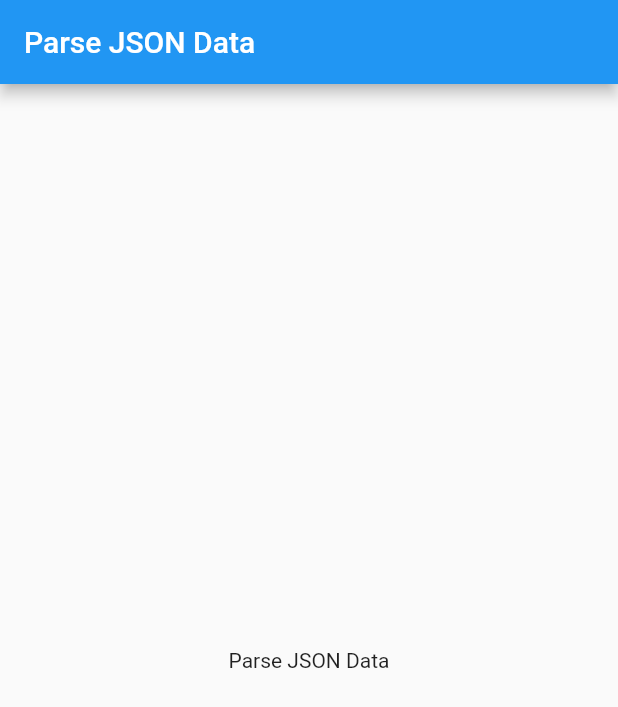
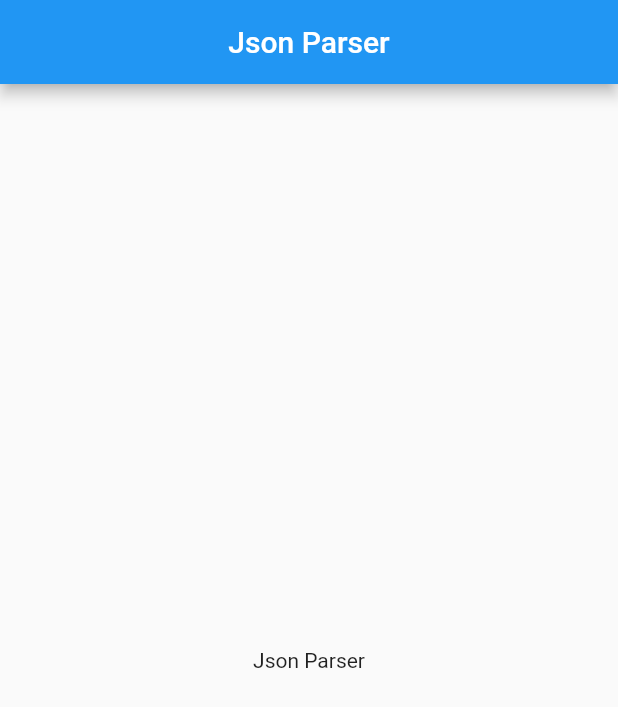
Before and after one commit to maxgdev/json_parse, a Flutter app: the screen it shows after launch, on a phone screen of 412 x 824 dp. Shown: the top 707 px of the screen. Run offline on Flutter 3.47's test engine with Material 2 defaults, Android fonts, the phone set to English and light mode, and no system bars.

Commit message:
Generated User class in user_model.dart. Created json_parse.dart

```diff
--- /dev/null
+++ b/lib/json_parse.dart
@@ -0,0 +1,31 @@
+import 'package:flutter/material.dart';
+import './user_model.dart';
+
+class JsonParser extends StatefulWidget {
+  @override
+  _JsonParserState createState() => _JsonParserState();
+}
+
+class _JsonParserState extends State<JsonParser> {
+  @override
+  Widget build(BuildContext context) {
+    return  Scaffold(
+      appBar: AppBar(
+        centerTitle: true,
+        title: Text("Json Parser"),
+      ),
+      body: Center(
+        child: Column(
+          mainAxisAlignment: MainAxisAlignment.center,
+          children: <Widget>[
+            Text(
+              'Json Parser',
+            ),
+
+          ],
+        ),
+      ),
+
+    );
+  }
+}
--- a/lib/main.dart
+++ b/lib/main.dart
@@ -1,4 +1,5 @@
 import 'package:flutter/material.dart';
+import 'package:json_parse/json_parse.dart';
 
 void main() {
   runApp(MyApp());
@@ -9,42 +10,45 @@ class MyApp extends StatelessWidget {
   @override
   Widget build(BuildContext context) {
     return MaterialApp(
+      // Hide the Debug banner
+      debugShowCheckedModeBanner: false,
       title: 'Parse JSON Data',
-      home: MyHomePage(title: 'Parse JSON Data'),
+      home: JsonParser(),
+      // home: MyHomePage(title: 'Parse JSON Data'),
     );
   }
 }
 
-class MyHomePage extends StatefulWidget {
-  MyHomePage({Key key, this.title}) : super(key: key);
+// class MyHomePage extends StatefulWidget {
+//   MyHomePage({Key key, this.title}) : super(key: key);
 
-  final String title;
+//   final String title;
 
-  @override
-  _MyHomePageState createState() => _MyHomePageState();
-}
+//   @override
+//   _MyHomePageState createState() => _MyHomePageState();
+// }
 
-class _MyHomePageState extends State<MyHomePage> {
+// class _MyHomePageState extends State<MyHomePage> {
 
-  @override
-  Widget build(BuildContext context) {
+//   @override
+//   Widget build(BuildContext context) {
 
-    return Scaffold(
-      appBar: AppBar(
-        title: Text(widget.title),
-      ),
-      body: Center(
-        child: Column(
-          mainAxisAlignment: MainAxisAlignment.center,
-          children: <Widget>[
-            Text(
-              'Parse JSON Data',
-            ),
+//     return Scaffold(
+//       appBar: AppBar(
+//         title: Text(widget.title),
+//       ),
+//       body: Center(
+//         child: Column(
+//           mainAxisAlignment: MainAxisAlignment.center,
+//           children: <Widget>[
+//             Text(
+//               'Parse JSON Data',
+//             ),
 
-          ],
-        ),
-      ),
+//           ],
+//         ),
+//       ),
 
-    );
-  }
-}
+//     );
+//   }
+// }
```
Also changed, not shown: lib/user_model.dart (added, +129 -0 lines), 1 other file.
